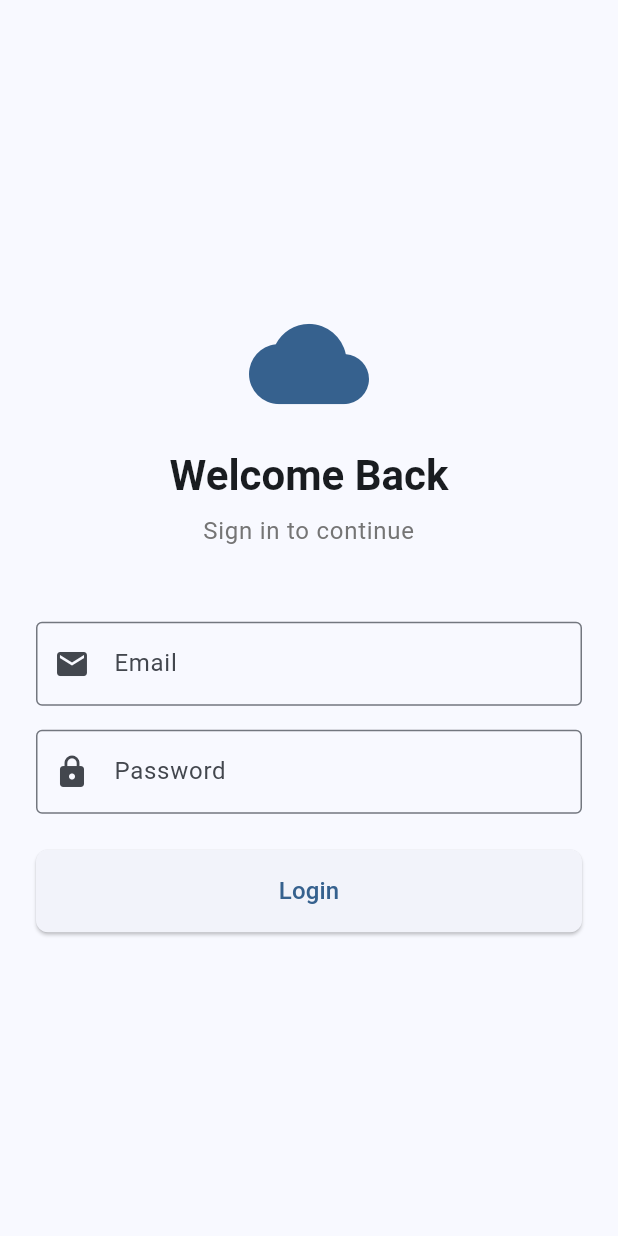
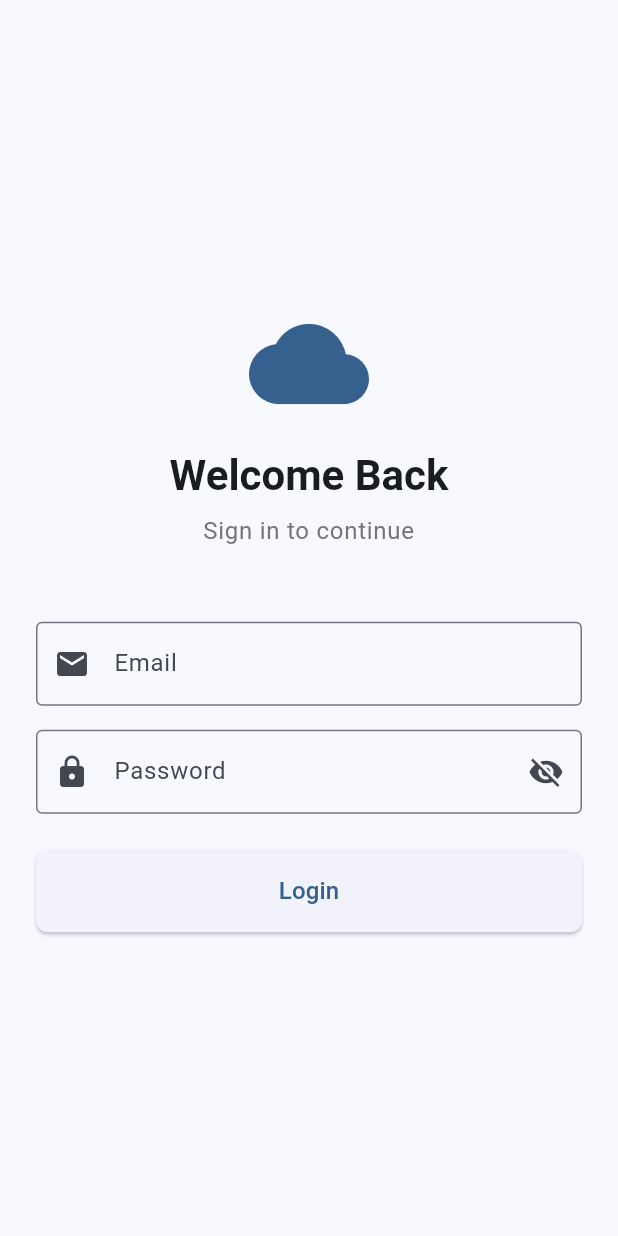
Before and after one commit to oElberte/flutter-weather, a Flutter app: the screen it shows after launch, on a phone screen of 412 x 824 dp. Run offline on Flutter 3.47's test engine with Material 3 defaults, Android fonts, the phone set to English and light mode, and no system bars; our stand-ins replace dio, flutter_bloc, geolocator, shared_preferences; missing offline and left inert: validatorless.

Commit message:
feat: adds obscure password and require 1 special character

```diff
--- a/lib/features/auth/presentation/login_screen.dart
+++ b/lib/features/auth/presentation/login_screen.dart
@@ -17,11 +17,13 @@ class _LoginScreenState extends State<LoginScreen> with SnackbarMixin {
   final _formKey = GlobalKey<FormState>();
   final _emailController = TextEditingController();
   final _passwordController = TextEditingController();
+  final _obscurePassword = ValueNotifier<bool>(true);
 
   @override
   void dispose() {
     _emailController.dispose();
     _passwordController.dispose();
+    _obscurePassword.dispose();
     super.dispose();
   }
 
@@ -108,34 +110,9 @@ class _LoginScreenState extends State<LoginScreen> with SnackbarMixin {
                             enabled: !isLoading,
                           ),
                           const SizedBox(height: 16),
-                          TextFormField(
+                          _PasswordField(
                             controller: _passwordController,
-                            obscureText: true,
-                            decoration: const InputDecoration(
-                              labelText: 'Password',
-                              hintText: 'Enter your password',
-                              prefixIcon: Icon(Icons.lock),
-                              border: OutlineInputBorder(),
-                            ),
-                            validator: Validatorless.multiple([
-                              Validatorless.required('Password is required'),
-                              Validatorless.min(
-                                6,
-                                'Password must be at least 6 characters',
-                              ),
-                              Validatorless.regex(
-                                RegExp(r'[A-Z]'),
-                                'Password must contain at least 1 uppercase letter',
-                              ),
-                              Validatorless.regex(
-                                RegExp(r'[a-z]'),
-                                'Password must contain at least 1 lowercase letter',
-                              ),
-                              Validatorless.regex(
-                                RegExp(r'[0-9]'),
-                                'Password must contain at least 1 number',
-                              ),
-                            ]),
+                            obscurePassword: _obscurePassword,
                             enabled: !isLoading,
                           ),
                           const SizedBox(height: 24),
@@ -173,3 +150,66 @@ class _LoginScreenState extends State<LoginScreen> with SnackbarMixin {
     );
   }
 }
+
+class _PasswordField extends StatelessWidget {
+  const _PasswordField({
+    required this.controller,
+    required this.obscurePassword,
+    required this.enabled,
+  });
+
+  final TextEditingController controller;
+  final ValueNotifier<bool> obscurePassword;
+  final bool enabled;
+
+  @override
+  Widget build(BuildContext context) {
+    return ValueListenableBuilder<bool>(
+      valueListenable: obscurePassword,
+      builder: (context, isObscure, _) {
+        return TextFormField(
+          controller: controller,
+          obscureText: isObscure,
+          decoration: InputDecoration(
+            labelText: 'Password',
+            hintText: 'Enter your password',
+            prefixIcon: const Icon(Icons.lock),
+            border: const OutlineInputBorder(),
+            suffixIcon: IconButton(
+              icon: Icon(
+                isObscure ? Icons.visibility_off : Icons.visibility,
+              ),
+              onPressed: () {
+                obscurePassword.value = !isObscure;
+              },
+            ),
+          ),
+          validator: Validatorless.multiple([
+            Validatorless.required('Password is required'),
+            Validatorless.min(
+              6,
+              'Password must be at least 6 characters',
+            ),
+            Validatorless.regex(
+              RegExp(r'[A-Z]'),
+              'Password must contain at least 1 uppercase letter',
+            ),
+            Validatorless.regex(
+              RegExp(r'[a-z]'),
+              'Password must contain at least 1 lowercase letter',
+            ),
+            Validatorless.regex(
+              RegExp(r'[0-9]'),
+              'Password must contain at least 1 number',
+            ),
+            Validatorless.regex(
+              RegExp(r'[!@#$%^&*(),.?":{}|<>]'),
+              'Password must contain at least 1 special character',
+            ),
+          ]),
+          enabled: enabled,
+        );
+      },
+    );
+  }
+}
```
